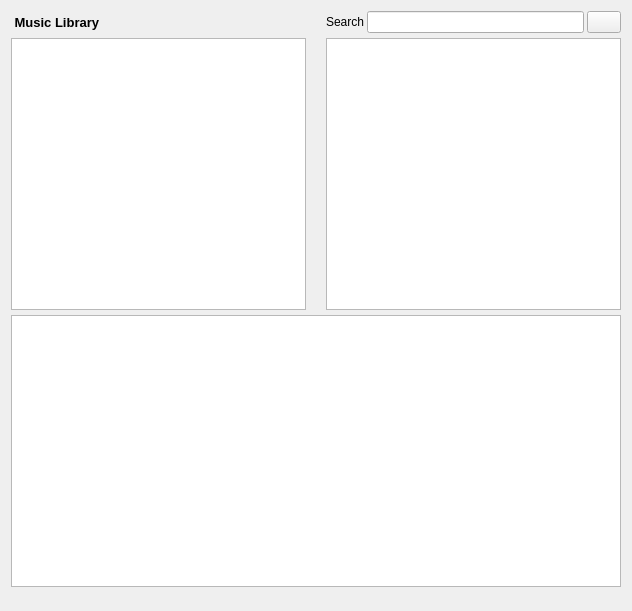
shahid334/sayonara-player, file trunk/GUI/library/GUI_Library_windowed.ui: the form before one commit.
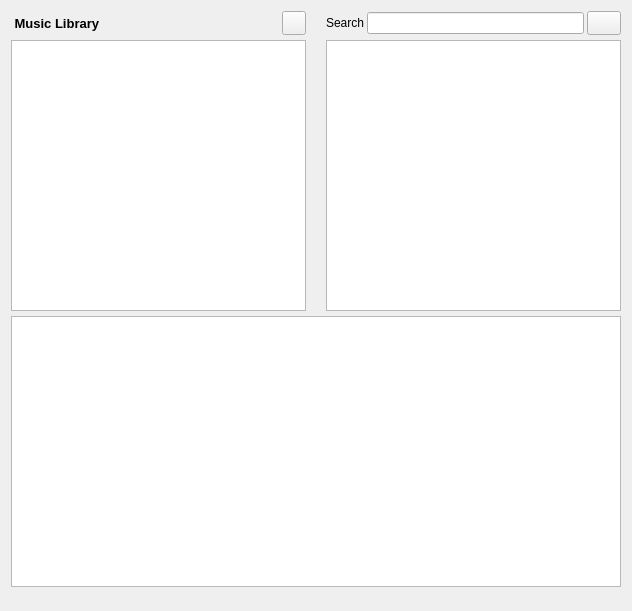
The form after the commit.

Commit message: Reload library in extra thread

```diff
--- a/trunk/GUI/library/GUI_Library_windowed.ui
+++ b/trunk/GUI/library/GUI_Library_windowed.ui
@@ -140,20 +140,6 @@
      </attribute>
     </widget>
    </item>
-   <item row="1" column="0">
-    <widget class="QLabel" name="label_2">
-     <property name="font">
-      <font>
-       <pointsize>10</pointsize>
-       <weight>75</weight>
-       <bold>true</bold>
-      </font>
-     </property>
-     <property name="text">
-      <string> Music Library</string>
-     </property>
-    </widget>
-   </item>
    <item row="4" column="0" colspan="4">
     <widget class="QTableView" name="tb_title">
      <property name="sizePolicy">
@@ -239,6 +225,46 @@
      </property>
     </widget>
    </item>
+   <item row="1" column="0" colspan="2">
+    <layout class="QHBoxLayout" name="horizontalLayout_2">
+     <item>
+      <widget class="QLabel" name="label_2">
+       <property name="font">
+        <font>
+         <pointsize>10</pointsize>
+         <weight>75</weight>
+         <bold>true</bold>
+        </font>
+       </property>
+       <property name="text">
+        <string> Music Library</string>
+       </property>
+      </widget>
+     </item>
+     <item>
+      <widget class="QPushButton" name="btn_reload">
+       <property name="minimumSize">
+        <size>
+         <width>24</width>
+         <height>24</height>
+        </size>
+       </property>
+       <property name="maximumSize">
+        <size>
+         <width>24</width>
+         <height>24</height>
+        </size>
+       </property>
+       <property name="toolTip">
+        <string>Library has changed. Reload?</string>
+       </property>
+       <property name="text">
+        <string/>
+       </property>
+      </widget>
+     </item>
+    </layout>
+   </item>
   </layout>
  </widget>
  <resources/>
```
The commit also changes 12 other files.
